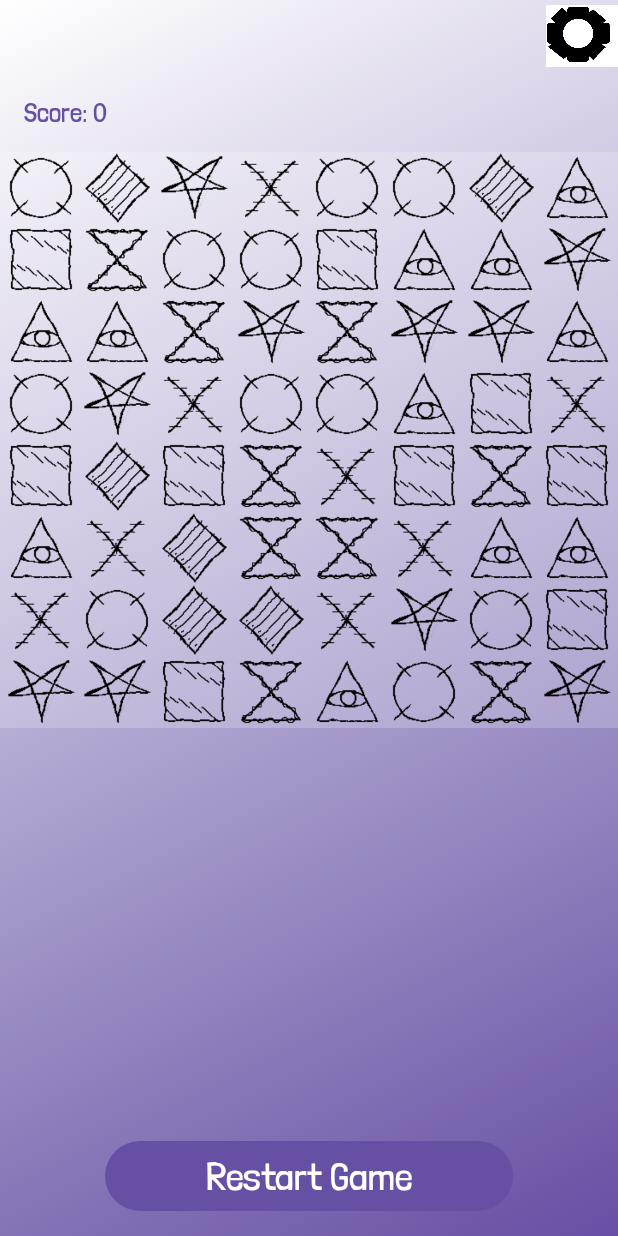
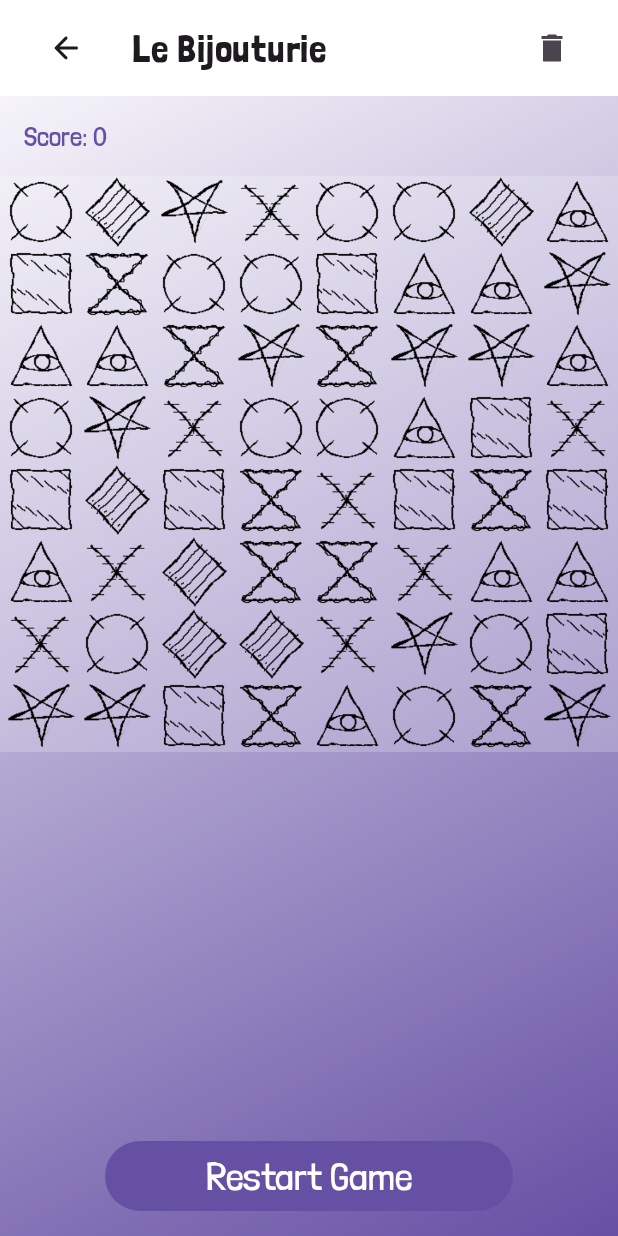
Before and after one commit to TVT22KMO-GROUP-8/BejeveledMobileGame, an Android app built with Jetpack Compose: the BejeweledGameBoard screen opened through its navigation route, on a phone screen of 412 x 824 dp. Run offline under Robolectric (Android 15) with nearby library versions, the phone set to English and light mode, and no system bars; our stand-ins replace Firebase (no records; nobody signed in at launch, a user with empty details on screens opened directly), Room's generated code.

Commit message:
Lisätty yläpalkit jokaiseen näkymään, jossa on takaisin nappi

```diff
--- a/app/src/main/java/com/example/bejeweled/ui/GameBoard.kt
+++ b/app/src/main/java/com/example/bejeweled/ui/GameBoard.kt
@@ -1,27 +1,37 @@
 package com.example.bejeweled.ui
 
+import android.annotation.SuppressLint
 import android.content.Context
 import android.content.SharedPreferences
 import android.media.MediaPlayer
 import android.util.Log
+import androidx.compose.foundation.BorderStroke
 import androidx.compose.foundation.Image
 import androidx.compose.foundation.background
+import androidx.compose.foundation.border
 import androidx.compose.foundation.clickable
 import androidx.compose.foundation.layout.Arrangement
 import androidx.compose.foundation.layout.Column
 import androidx.compose.foundation.layout.Row
+import androidx.compose.foundation.layout.Spacer
 import androidx.compose.foundation.layout.fillMaxSize
 import androidx.compose.foundation.layout.fillMaxWidth
 import androidx.compose.foundation.layout.padding
 import androidx.compose.foundation.layout.size
+import androidx.compose.material.IconButton
+import androidx.compose.material.icons.Icons
+import androidx.compose.material.icons.rounded.ArrowBack
+import androidx.compose.material.icons.rounded.CheckCircle
+import androidx.compose.material.icons.rounded.Settings
+import androidx.compose.material.icons.sharp.Delete
 import androidx.compose.material3.AlertDialog
 import androidx.compose.material3.Button
 import androidx.compose.material3.ExperimentalMaterial3Api
+import androidx.compose.material3.Icon
 import androidx.compose.material3.MaterialTheme
+import androidx.compose.material3.Scaffold
 import androidx.compose.material3.Text
-import android.content.Context
-import android.content.res.Resources.Theme
-import android.media.MediaPlayer
+import androidx.compose.material3.TopAppBar
 import androidx.compose.runtime.Composable
 import androidx.compose.runtime.DisposableEffect
 import androidx.compose.runtime.LaunchedEffect
@@ -38,22 +48,20 @@ import androidx.compose.ui.tooling.preview.Preview
 import androidx.compose.ui.unit.dp
 import androidx.compose.ui.unit.sp
 import androidx.lifecycle.viewmodel.compose.viewModel
+import androidx.navigation.compose.rememberNavController
 import com.example.bejeweled.R
 import com.example.bejeweled.data.ScoreboardDetails
 import com.example.bejeweled.data.ScoreboardUiState
 import com.example.bejeweled.data.ScoreboardViewModel
-import com.example.bejeweled.ui.theme.GemTheme
 import com.example.bejeweled.ui.navigation.NavigationDestination
 import com.example.bejeweled.ui.theme.BejeweledTheme
+import com.example.bejeweled.ui.theme.GemTheme
 import com.example.bejeweled.ui.theme.ThemeOption
 import com.example.bejeweled.ui.theme.ThemeOption.*
 import com.google.firebase.Firebase
 import com.google.firebase.database.FirebaseDatabase
 import com.google.firebase.database.database
 import kotlin.math.abs
-import com.example.bejeweled.ui.theme.ThemeOption
-import com.example.bejeweled.ui.theme.ThemeOption.*
-import com.example.bejeweled.ui.theme.transparentGray
 
 object GameBoardDestination : NavigationDestination {
     override val route = "game_board"
@@ -70,12 +78,16 @@ class SettingsViewModel {
 }
 
 val sharedSettingsViewModel = SettingsViewModel()
+@SuppressLint("UnusedMaterial3ScaffoldPaddingParameter")
+@OptIn(ExperimentalMaterial3Api::class)
 @Composable
 fun BejeweledGameBoard(
     modifier: Modifier = Modifier,
     viewModel: ScoreboardViewModel = viewModel(factory = AppViewModelProvider.Factory),
     sharedPreferences: SharedPreferences,
-    selectedTheme: ThemeOption
+    selectedTheme: ThemeOption,
+    navController: androidx.navigation.NavController = rememberNavController()
+
 ) {
     val context = LocalContext.current
     var settings by remember { mutableStateOf(loadSettings(context)) }
@@ -137,21 +149,40 @@ fun BejeweledGameBoard(
                 )
 
         }
+    Scaffold  (
+        topBar = {
+        TopAppBar(
+            title = { Text(text = "Le Bijouturie")},
+            navigationIcon = {
+                IconButton(
+                    onClick= { navController.navigate("start_menu")}  ,
+                    modifier = Modifier.padding(16.dp),
+                ){
+                    Icon(Icons.Rounded.ArrowBack, contentDescription = "Back" )
+                }
+            },
+            actions = {
+                IconButton(
+                    onClick = { showSettingsDialog = true },
+                    modifier = Modifier.padding(16.dp),
+                ) {
+                    Icon(
+                        Icons.Sharp.Delete,
+                        contentDescription = "Mute"
+                    )
+                }
+            })
 
+    }
+        ){  innerPadding ->
         Column(
-            modifier = Modifier.fillMaxSize().background(gradient),
+            modifier = Modifier
+                .fillMaxSize()
+                .background(gradient)
+                .padding(innerPadding),
+
             verticalArrangement = Arrangement.Center
         ) {
-            Image(
-                painter = painterResource(id = R.drawable.settings_icon),
-                contentDescription = null,
-                modifier = Modifier
-                    .size(48.dp)
-                    .clickable {
-                        showSettingsDialog = true
-                    }
-                    .align(Alignment.End)
-            )
             Text(
                 "Score: $score",
                 color = colorScheme.primary,
@@ -161,15 +192,16 @@ fun BejeweledGameBoard(
 
             //Gridi
             Column(
-            modifier = Modifier
-                .weight(1f)
+                modifier = Modifier.weight(1f),
+
                 ) {
                 for (i in 0 until gridSize) {
                     Row(
                         modifier = Modifier
                             .fillMaxWidth()
                             .background(colorScheme.background),
-                        horizontalArrangement = Arrangement.SpaceEvenly
+                        horizontalArrangement = Arrangement.SpaceEvenly,
+
                         ) {
                         for (j in 0 until gridSize) {
                             GridCell(gemType = gemGrid[i][j]) {
@@ -267,7 +299,9 @@ fun BejeweledGameBoard(
                 },
                 modifier = Modifier
                     .padding(top = 16.dp, bottom = 16.dp, start = 70.dp, end = 70.dp)
-                    .fillMaxWidth()
+                    .fillMaxWidth(),
+                shape = MaterialTheme.shapes.small,
+
                 ) {
                 Text(
                     "Restart Game", color = colorScheme.surface,
@@ -284,9 +318,11 @@ fun BejeweledGameBoard(
                 selectedTheme = sharedSettingsViewModel.selectedTheme,
                 onThemeSelected = { sharedSettingsViewModel.selectedTheme = it }
             )
-            BejeweledTheme() {
+            BejeweledTheme {
             }
         }
+    }
+
     }
 }
 
@@ -594,7 +630,8 @@ fun GameOverDialog(
                         },
                         modifier = Modifier
                             .padding(top = 16.dp, bottom = 16.dp, start = 80.dp, end = 80.dp)
-                            .fillMaxWidth()
+                            .fillMaxWidth(),
+                        shape = MaterialTheme.shapes.small,
                     ) {
                         Text(
                             "OK",
--- a/app/src/main/java/com/example/bejeweled/ui/StartMenu.kt
+++ b/app/src/main/java/com/example/bejeweled/ui/StartMenu.kt
@@ -84,7 +84,8 @@ fun StartMenu(
             onClick = { gameboardDestination()
                 mediaPlayer.stop()
             },
-            modifier = Modifier.padding(16.dp).background(color = colorScheme.primary)
+            modifier = Modifier.padding(16.dp).background(color = colorScheme.primary),
+            shape = MaterialTheme.shapes.small
         ) {
             Text(
                 text = "Start Game",
@@ -96,7 +97,8 @@ fun StartMenu(
         Spacer(modifier = Modifier.padding(8.dp))
         Button(
             onClick = settingsDestination,
-            modifier = Modifier.padding(8.dp).background(color = colorScheme.primary)
+            modifier = Modifier.padding(8.dp).background(color = colorScheme.primary),
+            shape = MaterialTheme.shapes.small
 
         ) {
             Text(
@@ -109,7 +111,8 @@ fun StartMenu(
         Spacer(modifier = Modifier.padding(8.dp))
         Button(
             onClick = scoreboardDestination,
-            modifier = Modifier.padding(8.dp).background(color = colorScheme.primary)
+            modifier = Modifier.padding(8.dp).background(color = colorScheme.primary),
+            shape = MaterialTheme.shapes.small
         ) {
             Text(
                 text = "Scoreboard",
--- a/app/src/main/java/com/example/bejeweled/ui/theme/Shape.kt
+++ b/app/src/main/java/com/example/bejeweled/ui/theme/Shape.kt
@@ -6,5 +6,6 @@ import androidx.compose.ui.unit.dp
 
 val Shapes = Shapes(
     small = RoundedCornerShape(50.dp),
-    medium = RoundedCornerShape(bottomStart = 16.dp, topEnd = 16.dp)
+    medium = RoundedCornerShape(bottomStart = 16.dp, topEnd = 16.dp),
+
 )
```
Also changed, not shown: app/src/main/java/com/example/bejeweled/ui/ScoreBoard.kt (+40 -2 lines), app/src/main/java/com/example/bejeweled/ui/Settings.kt (+24 -5 lines), app/src/main/java/com/example/bejeweled/ui/navigation/BejeweledNav.kt (+9 -2 lines). Lines whose indentation alone changed are shown as unchanged.
